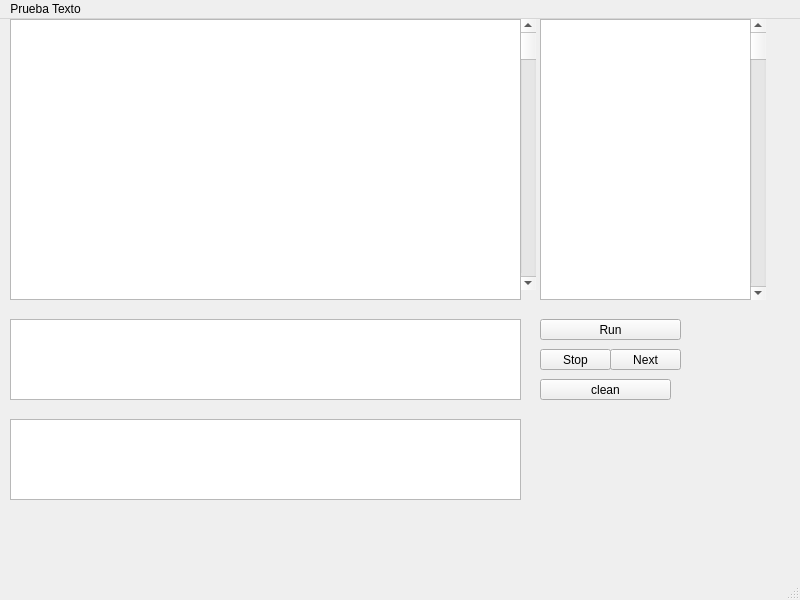
JafetDS/Proyecto1Datos2C, file Editor/mainwindow.ui: the form before one commit.
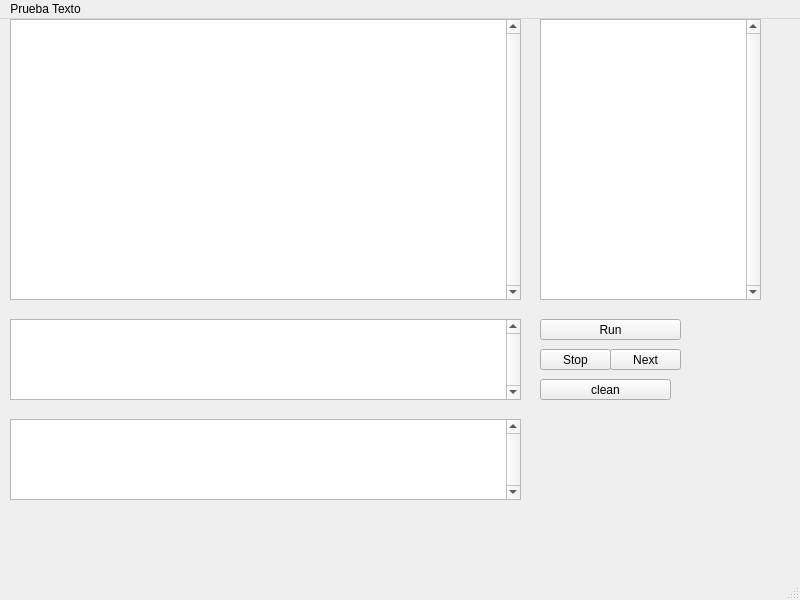
The form after the commit.

```diff
--- a/Editor/mainwindow.ui
+++ b/Editor/mainwindow.ui
@@ -14,19 +14,6 @@
    <string>MainWindow</string>
   </property>
   <widget class="QWidget" name="centralwidget">
-   <widget class="QScrollBar" name="verticalScrollBar">
-    <property name="geometry">
-     <rect>
-      <x>520</x>
-      <y>0</y>
-      <width>16</width>
-      <height>271</height>
-     </rect>
-    </property>
-    <property name="orientation">
-     <enum>Qt::Vertical</enum>
-    </property>
-   </widget>
    <widget class="QTextEdit" name="Editor">
     <property name="geometry">
      <rect>
@@ -36,6 +23,9 @@
       <height>281</height>
      </rect>
     </property>
+    <property name="verticalScrollBarPolicy">
+     <enum>Qt::ScrollBarAlwaysOn</enum>
+    </property>
    </widget>
    <widget class="QTextBrowser" name="Stdout">
     <property name="geometry">
@@ -46,6 +36,9 @@
       <height>81</height>
      </rect>
     </property>
+    <property name="verticalScrollBarPolicy">
+     <enum>Qt::ScrollBarAlwaysOn</enum>
+    </property>
    </widget>
    <widget class="QPushButton" name="Run">
     <property name="geometry">
@@ -108,19 +101,9 @@
       <height>281</height>
      </rect>
     </property>
-   </widget>
-   <widget class="QScrollBar" name="verticalScrollBar_2">
-    <property name="geometry">
-     <rect>
-      <x>750</x>
-      <y>0</y>
-      <width>16</width>
-      <height>281</height>
-     </rect>
+    <property name="verticalScrollBarPolicy">
+     <enum>Qt::ScrollBarAlwaysOn</enum>
     </property>
-    <property name="orientation">
-     <enum>Qt::Vertical</enum>
-    </property>
    </widget>
    <widget class="QTextBrowser" name="textBrowser_2">
     <property name="geometry">
@@ -131,6 +114,9 @@
       <height>81</height>
      </rect>
     </property>
+    <property name="verticalScrollBarPolicy">
+     <enum>Qt::ScrollBarAlwaysOn</enum>
+    </property>
    </widget>
   </widget>
   <widget class="QMenuBar" name="menubar">
```
Left out of the diff: 6 changed lines with no effect on the pictures.
